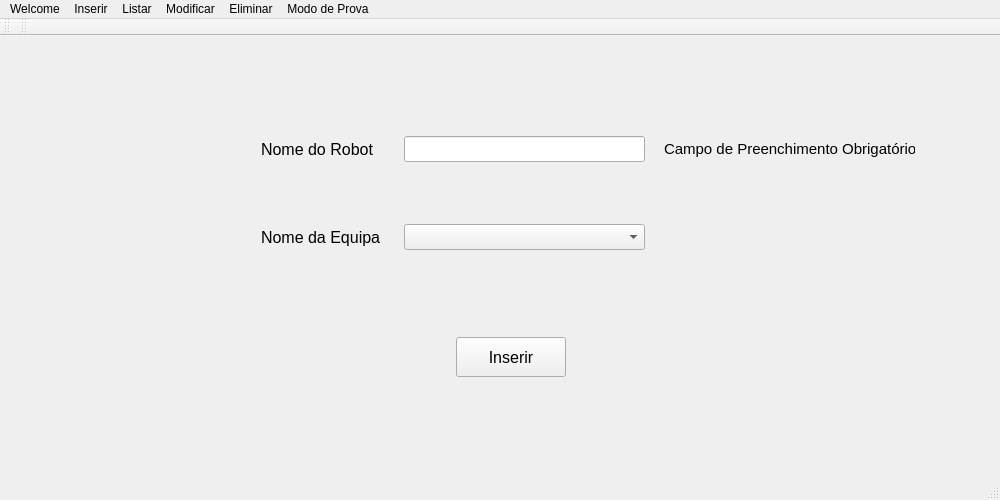
Old version of the form si/qt/gamelic_qt/mainwindow.ui in the repository Wultyc/ISEP_1718_2A2S_LSIS1.
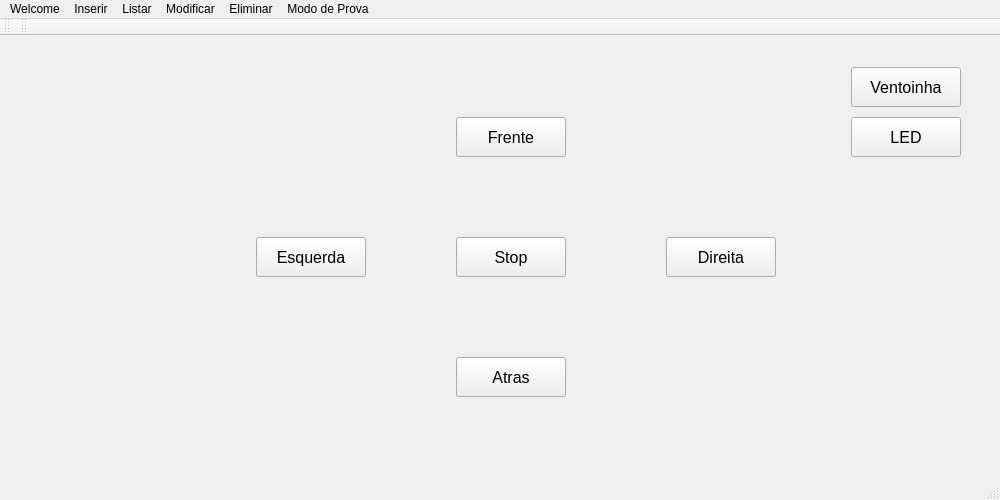
New version of the form.

Commit message: Interface Modo Prova

```diff
--- a/si/qt/gamelic_qt/mainwindow.ui
+++ b/si/qt/gamelic_qt/mainwindow.ui
@@ -18,7 +18,7 @@
     <item row="0" column="0">
      <widget class="QStackedWidget" name="stackedWidget">
       <property name="currentIndex">
-       <number>3</number>
+       <number>13</number>
       </property>
       <widget class="QWidget" name="main">
        <widget class="QLabel" name="label">
@@ -1720,6 +1720,134 @@
         </column>
        </widget>
       </widget>
+      <widget class="QWidget" name="ModoProva">
+       <widget class="QPushButton" name="Stop">
+        <property name="geometry">
+         <rect>
+          <x>445</x>
+          <y>190</y>
+          <width>110</width>
+          <height>40</height>
+         </rect>
+        </property>
+        <property name="font">
+         <font>
+          <pointsize>12</pointsize>
+         </font>
+        </property>
+        <property name="text">
+         <string>Stop</string>
+        </property>
+       </widget>
+       <widget class="QPushButton" name="LED">
+        <property name="geometry">
+         <rect>
+          <x>840</x>
+          <y>70</y>
+          <width>110</width>
+          <height>40</height>
+         </rect>
+        </property>
+        <property name="font">
+         <font>
+          <pointsize>12</pointsize>
+         </font>
+        </property>
+        <property name="text">
+         <string>LED</string>
+        </property>
+       </widget>
+       <widget class="QPushButton" name="Ventoinha">
+        <property name="geometry">
+         <rect>
+          <x>840</x>
+          <y>20</y>
+          <width>110</width>
+          <height>40</height>
+         </rect>
+        </property>
+        <property name="font">
+         <font>
+          <pointsize>12</pointsize>
+         </font>
+        </property>
+        <property name="text">
+         <string>Ventoinha</string>
+        </property>
+       </widget>
+       <widget class="QPushButton" name="Frente">
+        <property name="geometry">
+         <rect>
+          <x>445</x>
+          <y>70</y>
+          <width>110</width>
+          <height>40</height>
+         </rect>
+        </property>
+        <property name="font">
+         <font>
+          <pointsize>12</pointsize>
+         </font>
+        </property>
+        <property name="text">
+         <string>Frente</string>
+        </property>
+       </widget>
+       <widget class="QPushButton" name="Direita">
+        <property name="geometry">
+         <rect>
+          <x>655</x>
+          <y>190</y>
+          <width>110</width>
+          <height>40</height>
+         </rect>
+        </property>
+        <property name="font">
+         <font>
+          <pointsize>12</pointsize>
+         </font>
+        </property>
+        <property name="text">
+         <string>Direita</string>
+        </property>
+       </widget>
+       <widget class="QPushButton" name="Atras">
+        <property name="geometry">
+         <rect>
+          <x>445</x>
+          <y>310</y>
+          <width>110</width>
+          <height>40</height>
+         </rect>
+        </property>
+        <property name="font">
+         <font>
+          <pointsize>12</pointsize>
+         </font>
+        </property>
+        <property name="text">
+         <string>Atras</string>
+        </property>
+       </widget>
+       <widget class="QPushButton" name="Esquerda">
+        <property name="geometry">
+         <rect>
+          <x>245</x>
+          <y>190</y>
+          <width>110</width>
+          <height>40</height>
+         </rect>
+        </property>
+        <property name="font">
+         <font>
+          <pointsize>12</pointsize>
+         </font>
+        </property>
+        <property name="text">
+         <string>Esquerda</string>
+        </property>
+       </widget>
+      </widget>
      </widget>
     </item>
    </layout>
```
Left out of the diff: 6 changed lines with no effect on the pictures. The commit also changes 2 other files.
